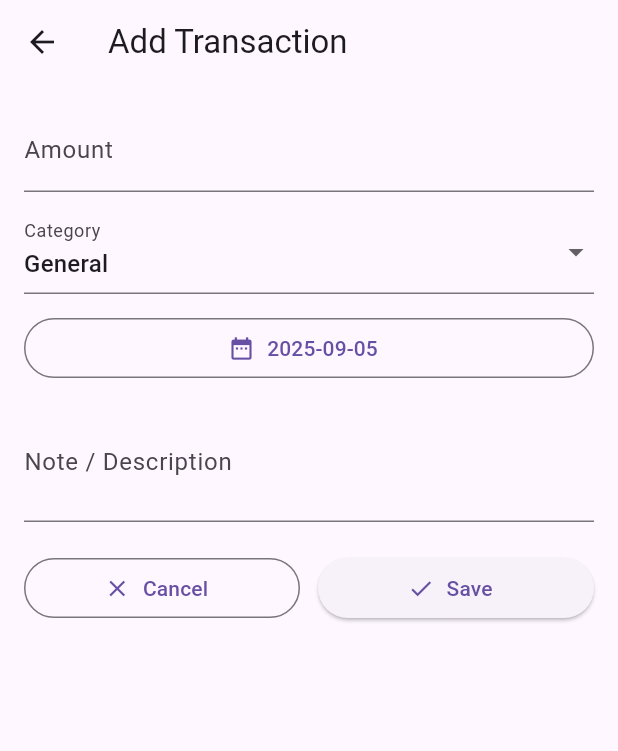
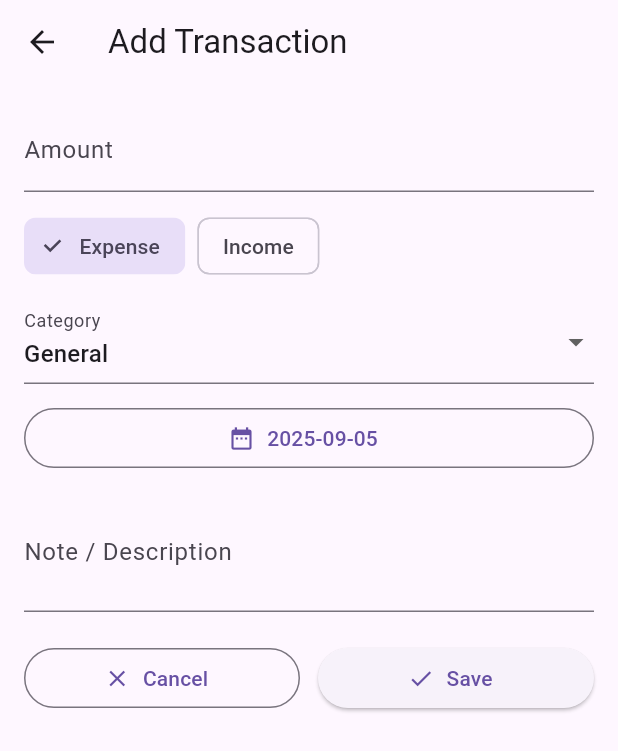
Before and after one commit to Dilshan189/financetrakerapp, a Flutter app: the AddTransactionScreen screen opened directly, on a phone screen of 412 x 824 dp. Shown: the top 751 px of the screen. Run offline on Flutter 3.47's test engine with Material 3 defaults, Android fonts, the phone set to English and light mode, and no system bars; our stand-ins replace cloud_firestore, firebase_auth, firebase_core; accounts and stored records are empty.

Commit message:
Refactor: Improve transaction type and category selection
This commit refactors the `AddTransactionScreen` to improve the user experience for selecting transaction types (Income/Expense) and categories.

**Key Changes:**

- **Transaction Type Selection:**
    - Replaced the implicit income determination (based on "Salary" category) with explicit `ChoiceChip` widgets for "Expense" and "Income".
    - Added an `_isIncome` boolean state to track the selected type.
- **Dynamic Category Dropdown:**
    - The category dropdown now dynamically updates its options based on whether "Income" or "Expense" is selected.
    - Defined separate lists for `expenseCategories` and `incomeCategories`.
    - If the previously selected category is not valid for the new transaction type, it defaults to the first category in the new list.

```diff
--- a/lib/screens/add_transaction_screen.dart
+++ b/lib/screens/add_transaction_screen.dart
@@ -15,6 +15,7 @@ class _AddTransactionScreenState extends State<AddTransactionScreen> {
   final TextEditingController _amountController = TextEditingController();
   DateTime _selectedDate = DateTime.now();
   String _category = 'General';
+  bool _isIncome = false;
 
   @override
   void dispose() {
@@ -39,7 +40,7 @@ class _AddTransactionScreenState extends State<AddTransactionScreen> {
     final isValid = _formKey.currentState?.validate() ?? false;
     if (!isValid) return;
     final provider = context.read<TransactionProvider>();
-    final bool isIncome = _category == 'Salary';
+    final bool isIncome = _isIncome;
     final item = TransactionItem(
       id: DateTime.now().millisecondsSinceEpoch.toString(),
       title: _titleController.text.trim(),
@@ -58,6 +59,18 @@ class _AddTransactionScreenState extends State<AddTransactionScreen> {
 
   @override
   Widget build(BuildContext context) {
+    final expenseCategories = <String>[
+      'General',
+      'Food',
+      'Transport',
+      'Bills',
+      'Shopping',
+      'Health',
+      'Other',
+    ];
+    final incomeCategories = <String>['Salary', 'Other'];
+    final categories = _isIncome ? incomeCategories : expenseCategories;
+
     return Scaffold(
       appBar: AppBar(title: const Text('Add Transaction')),
       body: SingleChildScrollView(
@@ -83,24 +96,36 @@ class _AddTransactionScreenState extends State<AddTransactionScreen> {
                 },
               ),
               const SizedBox(height: 12),
-
+              Row(
+                children: [
+                  ChoiceChip(
+                    selected: !_isIncome,
+                    label: const Text('Expense'),
+                    onSelected: (selected) {
+                      if (selected) setState(() => _isIncome = false);
+                    },
+                  ),
+                  const SizedBox(width: 8),
+                  ChoiceChip(
+                    selected: _isIncome,
+                    label: const Text('Income'),
+                    onSelected: (selected) {
+                      if (selected) setState(() => _isIncome = true);
+                    },
+                  ),
+                ],
+              ),
+              const SizedBox(height: 12),
               DropdownButtonFormField<String>(
-                value: _category,
+                value: categories.contains(_category)
+                    ? _category
+                    : categories.first,
                 decoration: const InputDecoration(labelText: 'Category'),
-                items: const [
-                  DropdownMenuItem(value: 'General', child: Text('General')),
-                  DropdownMenuItem(value: 'Food', child: Text('Food')),
-                  DropdownMenuItem(
-                    value: 'Transport',
-                    child: Text('Transport'),
-                  ),
-                  DropdownMenuItem(value: 'Bills', child: Text('Bills')),
-                  DropdownMenuItem(value: 'Shopping', child: Text('Shopping')),
-                  DropdownMenuItem(value: 'Health', child: Text('Health')),
-                  DropdownMenuItem(value: 'Salary', child: Text('Salary')),
-                  DropdownMenuItem(value: 'Other', child: Text('Other')),
-                ],
-                onChanged: (v) => setState(() => _category = v ?? 'General'),
+                items: categories
+                    .map((c) => DropdownMenuItem(value: c, child: Text(c)))
+                    .toList(),
+                onChanged: (v) =>
+                    setState(() => _category = v ?? categories.first),
               ),
               const SizedBox(height: 12),
               OutlinedButton.icon(
```
